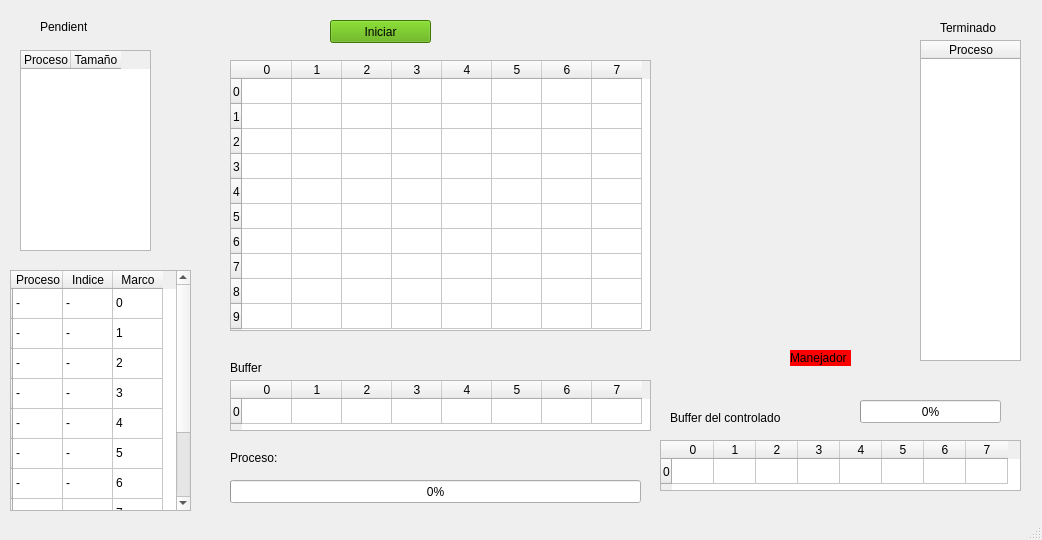
diegoivan1987/practicasSSO, file prueba.ui: the form before one commit.
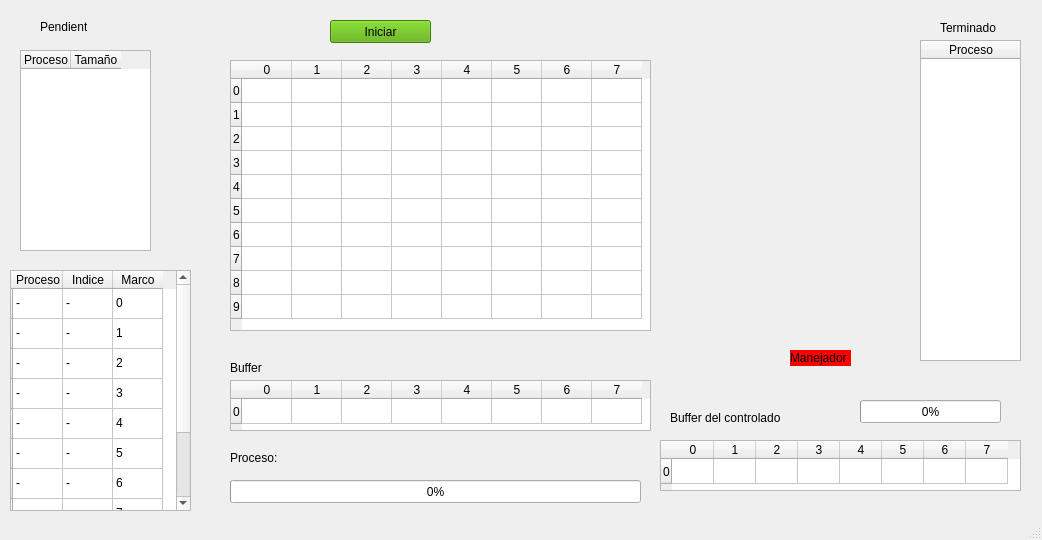
The form after the commit.

What changed in the file:
```diff
--- a/prueba.ui
+++ b/prueba.ui
@@ -36,7 +36,10 @@
      <number>50</number>
     </attribute>
     <attribute name="verticalHeaderDefaultSectionSize">
-     <number>25</number>
+     <number>24</number>
+    </attribute>
+    <attribute name="verticalHeaderMinimumSectionSize">
+     <number>24</number>
     </attribute>
     <row>
      <property name="text">
```
